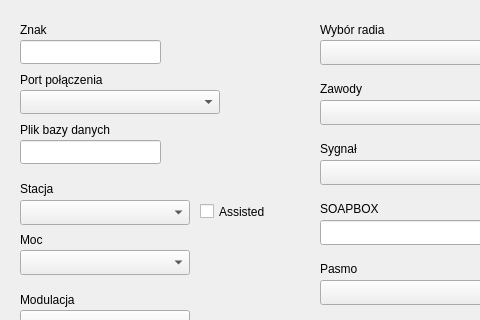
This is konfiguracja.ui in darvark/CallLogger as Qt 5 draws it before an edit; both pictures show x 0 to 480 and y 0 to 320 of the 573 by 585 pixel window. The edited form follows.
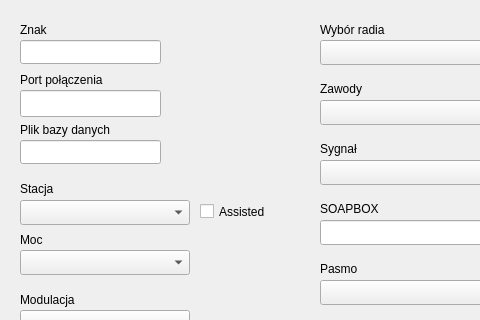
This is the edited form.

Commit message: change configuration, so serial port is entered manually. fixed default rst report

```diff
--- a/konfiguracja.ui
+++ b/konfiguracja.ui
@@ -478,13 +478,13 @@
     <string>Stała</string>
    </property>
   </widget>
-  <widget class="QComboBox" name="serialPorts">
+  <widget class="QLineEdit" name="serial_port">
    <property name="geometry">
     <rect>
      <x>20</x>
      <y>90</y>
-     <width>200</width>
-     <height>24</height>
+     <width>141</width>
+     <height>27</height>
     </rect>
    </property>
   </widget>
```
Left out of the diff: 2 changed lines with no effect on the pictures. The commit also changes 4 other files.
